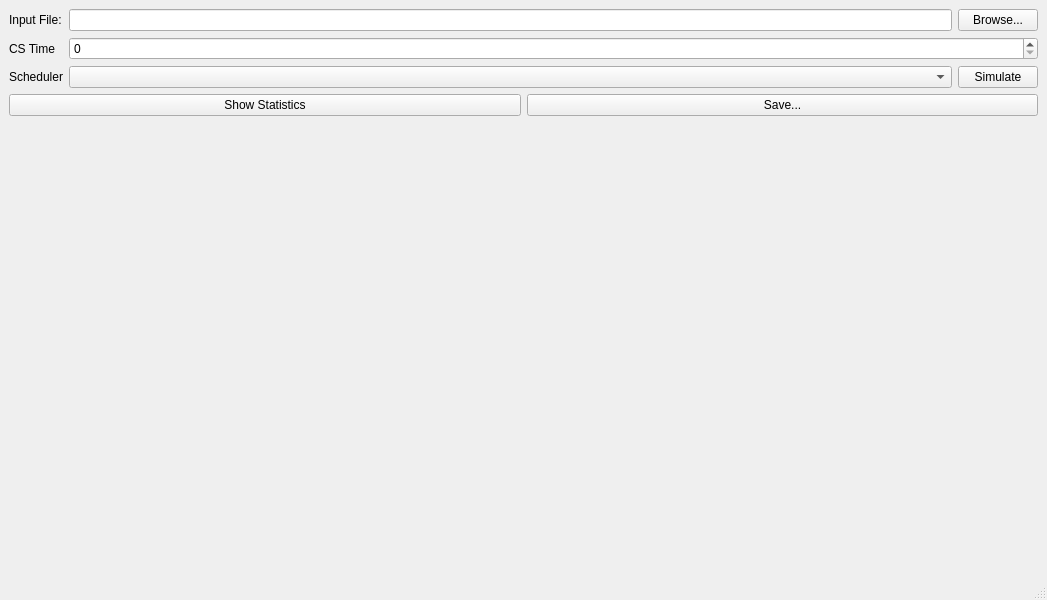
Old version of the form src/mainwindow.ui in the repository SayedAlesawy/OS-Scheduler.
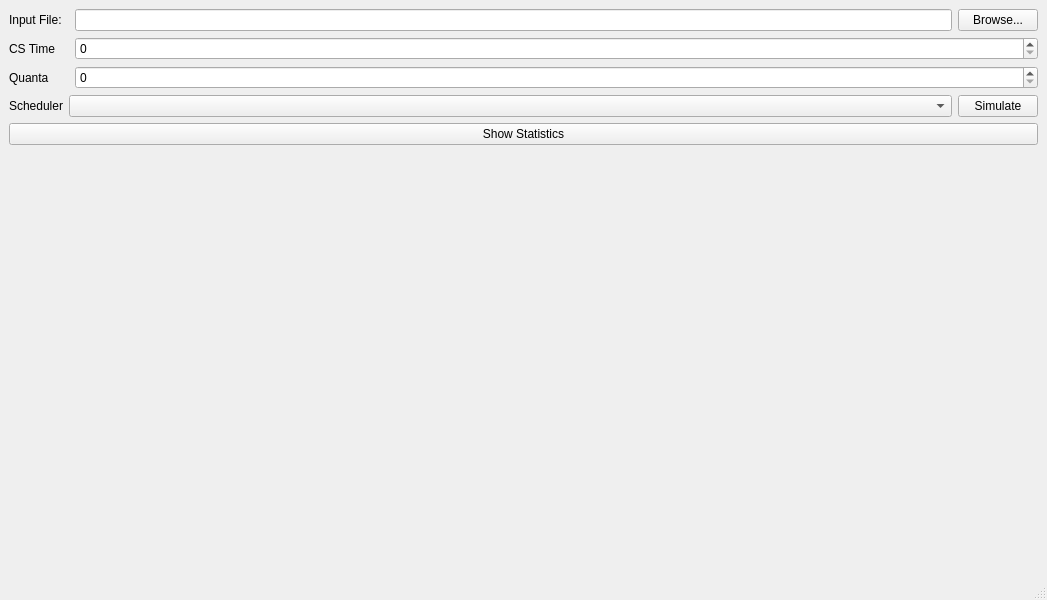
New version of the form.

Diff of the .ui file:
```diff
--- a/src/mainwindow.ui
+++ b/src/mainwindow.ui
@@ -16,7 +16,7 @@
   <widget class="QWidget" name="centralwidget">
    <layout class="QHBoxLayout" name="horizontalLayout" stretch="0">
     <item>
-     <layout class="QGridLayout" name="gridLayout" rowstretch="0,0,0,0,0,0,0" columnstretch="0,0,0">
+     <layout class="QGridLayout" name="gridLayout" rowstretch="0,0,0,0,0,0,0" columnstretch="0,0,0,0">
       <item row="0" column="0">
        <widget class="QLabel" name="label">
         <property name="text">
@@ -24,41 +24,17 @@
         </property>
        </widget>
       </item>
-      <item row="2" column="0">
-       <widget class="QLabel" name="label_2">
-        <property name="text">
-         <string>Scheduler</string>
-        </property>
-       </widget>
-      </item>
-      <item row="2" column="1">
-       <widget class="QComboBox" name="comboBox"/>
-      </item>
-      <item row="6" column="1">
+      <item row="6" column="2">
        <widget class="QWidget" name="widget" native="true"/>
       </item>
-      <item row="0" column="1">
+      <item row="0" column="2">
        <widget class="QLineEdit" name="fileEdit">
         <property name="readOnly">
          <bool>true</bool>
         </property>
        </widget>
       </item>
-      <item row="2" column="2">
-       <widget class="QPushButton" name="simulateBtn">
-        <property name="text">
-         <string>Simulate</string>
-        </property>
-       </widget>
-      </item>
-      <item row="1" column="0">
-       <widget class="QLabel" name="label_3">
-        <property name="text">
-         <string>CS Time</string>
-        </property>
-       </widget>
-      </item>
-      <item row="0" column="2">
+      <item row="0" column="3">
        <widget class="QPushButton" name="browseBtn">
         <property name="sizePolicy">
          <sizepolicy hsizetype="Minimum" vsizetype="Fixed">
@@ -71,10 +47,10 @@
         </property>
        </widget>
       </item>
-      <item row="1" column="1" colspan="2">
+      <item row="1" column="2" colspan="2">
        <widget class="QSpinBox" name="spinBox"/>
       </item>
-      <item row="5" column="0" colspan="3">
+      <item row="5" column="0" colspan="4">
        <layout class="QHBoxLayout" name="horizontalLayout_2">
         <item>
          <widget class="QPushButton" name="showStatsBtn">
@@ -83,15 +59,42 @@
           </property>
          </widget>
         </item>
-        <item>
-         <widget class="QPushButton" name="pushButton_4">
-          <property name="text">
-           <string>Save...</string>
-          </property>
-         </widget>
-        </item>
        </layout>
       </item>
+      <item row="3" column="0">
+       <widget class="QLabel" name="label_2">
+        <property name="text">
+         <string>Scheduler</string>
+        </property>
+       </widget>
+      </item>
+      <item row="3" column="3">
+       <widget class="QPushButton" name="simulateBtn">
+        <property name="text">
+         <string>Simulate</string>
+        </property>
+       </widget>
+      </item>
+      <item row="1" column="0" colspan="2">
+       <widget class="QLabel" name="label_3">
+        <property name="text">
+         <string>CS Time</string>
+        </property>
+       </widget>
+      </item>
+      <item row="2" column="0" colspan="2">
+       <widget class="QLabel" name="label_4">
+        <property name="text">
+         <string>Quanta</string>
+        </property>
+       </widget>
+      </item>
+      <item row="2" column="2" colspan="2">
+       <widget class="QSpinBox" name="spinBox_2"/>
+      </item>
+      <item row="3" column="1" colspan="2">
+       <widget class="QComboBox" name="comboBox"/>
+      </item>
      </layout>
     </item>
    </layout>
```
